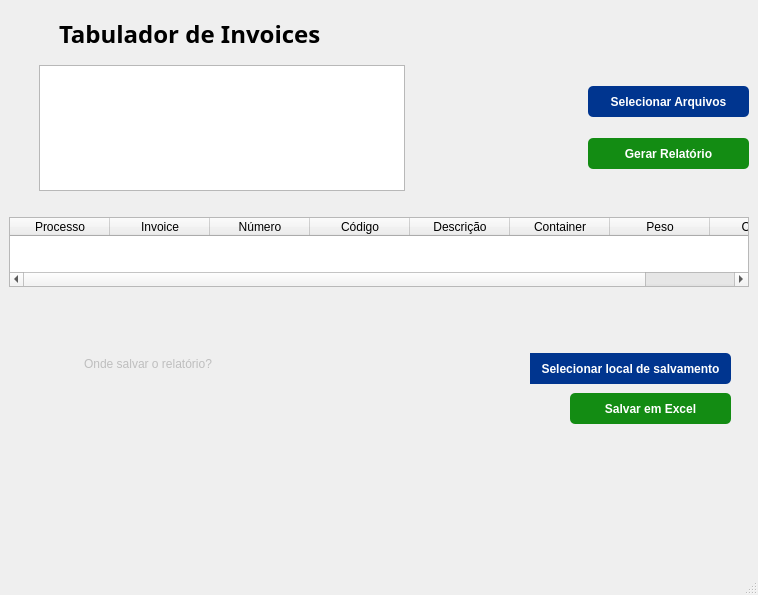
Old version of the form layout.ui in the repository finpama/RelatorioInvoices.
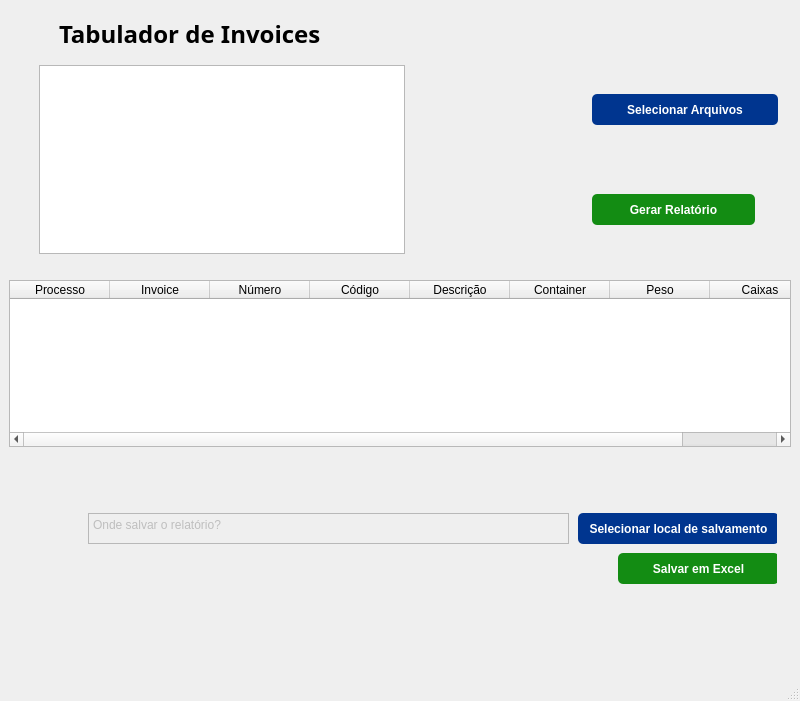
New version of the form.

Commit message: Finalizando layout e função de selecionar arquivos

What changed in the file:
```diff
--- a/layout.ui
+++ b/layout.ui
@@ -6,8 +6,8 @@
    <rect>
     <x>0</x>
     <y>0</y>
-    <width>758</width>
-    <height>595</height>
+    <width>800</width>
+    <height>701</height>
    </rect>
   </property>
   <property name="sizePolicy">
@@ -18,8 +18,8 @@
   </property>
   <property name="minimumSize">
    <size>
-    <width>119</width>
-    <height>56</height>
+    <width>740</width>
+    <height>450</height>
    </size>
   </property>
   <property name="windowTitle">
@@ -38,6 +38,93 @@
    <layout class="QHBoxLayout" name="horizontalLayout_2">
     <item>
      <layout class="QGridLayout" name="gridLayout">
+      <item row="6" column="0">
+       <layout class="QHBoxLayout" name="horizontalLayout_5">
+        <item>
+         <widget class="QTableWidget" name="DataTable">
+          <property name="enabled">
+           <bool>true</bool>
+          </property>
+          <property name="sizePolicy">
+           <sizepolicy hsizetype="MinimumExpanding" vsizetype="Maximum">
+            <horstretch>0</horstretch>
+            <verstretch>0</verstretch>
+           </sizepolicy>
+          </property>
+          <property name="minimumSize">
+           <size>
+            <width>0</width>
+            <height>24</height>
+           </size>
+          </property>
+          <property name="maximumSize">
+           <size>
+            <width>16777215</width>
+            <height>300</height>
+           </size>
+          </property>
+          <property name="sizeAdjustPolicy">
+           <enum>QAbstractScrollArea::SizeAdjustPolicy::AdjustToContents</enum>
+          </property>
+          <property name="dragEnabled">
+           <bool>true</bool>
+          </property>
+          <property name="showGrid">
+           <bool>true</bool>
+          </property>
+          <property name="gridStyle">
+           <enum>Qt::PenStyle::SolidLine</enum>
+          </property>
+          <property name="sortingEnabled">
+           <bool>true</bool>
+          </property>
+          <property name="cornerButtonEnabled">
+           <bool>true</bool>
+          </property>
+          <column>
+           <property name="text">
+            <string>Processo</string>
+           </property>
+          </column>
+          <column>
+           <property name="text">
+            <string>Invoice</string>
+           </property>
+          </column>
+          <column>
+           <property name="text">
+            <string>Número</string>
+           </property>
+          </column>
+          <column>
+           <property name="text">
+            <string>Código</string>
+           </property>
+          </column>
+          <column>
+           <property name="text">
+            <string>Descrição</string>
+           </property>
+          </column>
+          <column>
+           <property name="text">
+            <string>Container</string>
+           </property>
+          </column>
+          <column>
+           <property name="text">
+            <string>Peso</string>
+           </property>
+          </column>
+          <column>
+           <property name="text">
+            <string>Caixas</string>
+           </property>
+          </column>
+         </widget>
+        </item>
+       </layout>
+      </item>
       <item row="2" column="0">
        <layout class="QHBoxLayout" name="horizontalLayout">
         <property name="spacing">
@@ -96,13 +183,13 @@
           <property name="minimumSize">
            <size>
             <width>366</width>
-            <height>126</height>
+            <height>189</height>
            </size>
           </property>
           <property name="maximumSize">
            <size>
             <width>16777215</width>
-            <height>500</height>
+            <height>189</height>
            </size>
           </property>
          </widget>
@@ -112,6 +199,45 @@
           <property name="sizeConstraint">
            <enum>QLayout::SetFixedSize</enum>
           </property>
+          <property name="rightMargin">
+           <number>13</number>
+          </property>
+          <item row="0" column="1">
+           <widget class="QPushButton" name="FileButton">
+            <property name="sizePolicy">
+             <sizepolicy hsizetype="MinimumExpanding" vsizetype="Preferred">
+              <horstretch>0</horstretch>
+              <verstretch>0</verstretch>
+             </sizepolicy>
+            </property>
+            <property name="minimumSize">
+             <size>
+              <width>163</width>
+              <height>31</height>
+             </size>
+            </property>
+            <property name="maximumSize">
+             <size>
+              <width>195</width>
+              <height>31</height>
+             </size>
+            </property>
+            <property name="cursor">
+             <cursorShape>PointingHandCursor</cursorShape>
+            </property>
+            <property name="styleSheet">
+             <string notr="true">border-radius: 5px;
+
+
+background-color: #00358F;
+font-weight: bold;
+color: white;</string>
+            </property>
+            <property name="text">
+             <string>Selecionar Arquivos</string>
+            </property>
+           </widget>
+          </item>
           <item row="1" column="0">
            <widget class="QWidget" name="widget" native="true">
             <property name="sizePolicy">
@@ -132,141 +258,90 @@
             </property>
            </widget>
           </item>
-          <item row="0" column="1">
-           <widget class="QPushButton" name="pushButton">
-            <property name="sizePolicy">
-             <sizepolicy hsizetype="MinimumExpanding" vsizetype="Preferred">
-              <horstretch>0</horstretch>
-              <verstretch>0</verstretch>
-             </sizepolicy>
-            </property>
-            <property name="maximumSize">
-             <size>
-              <width>161</width>
-              <height>31</height>
-             </size>
-            </property>
-            <property name="cursor">
-             <cursorShape>PointingHandCursor</cursorShape>
-            </property>
-            <property name="styleSheet">
-             <string notr="true">border-radius: 5px;
-
-
-background-color: #00358F;
-font-weight: bold;
-color: white;</string>
-            </property>
-            <property name="text">
-             <string>Selecionar Arquivos</string>
-            </property>
-           </widget>
-          </item>
           <item row="1" column="1">
-           <widget class="QPushButton" name="pushButton_6">
-            <property name="sizePolicy">
-             <sizepolicy hsizetype="Preferred" vsizetype="Preferred">
-              <horstretch>0</horstretch>
-              <verstretch>0</verstretch>
-             </sizepolicy>
+           <layout class="QVBoxLayout" name="verticalLayout">
+            <property name="topMargin">
+             <number>40</number>
             </property>
-            <property name="minimumSize">
-             <size>
-              <width>27</width>
-              <height>0</height>
-             </size>
-            </property>
-            <property name="maximumSize">
-             <size>
-              <width>161</width>
-              <height>31</height>
-             </size>
-            </property>
-            <property name="cursor">
-             <cursorShape>PointingHandCursor</cursorShape>
-            </property>
-            <property name="styleSheet">
-             <string notr="true">border-radius: 5px;
+            <item>
+             <widget class="QPushButton" name="GenerateButton">
+              <property name="sizePolicy">
+               <sizepolicy hsizetype="Preferred" vsizetype="Preferred">
+                <horstretch>0</horstretch>
+                <verstretch>0</verstretch>
+               </sizepolicy>
+              </property>
+              <property name="minimumSize">
+               <size>
+                <width>163</width>
+                <height>31</height>
+               </size>
+              </property>
+              <property name="maximumSize">
+               <size>
+                <width>163</width>
+                <height>31</height>
+               </size>
+              </property>
+              <property name="cursor">
+               <cursorShape>PointingHandCursor</cursorShape>
+              </property>
+              <property name="styleSheet">
+               <string notr="true">border-radius: 5px;
 
 
 background-color: rgb(19, 140, 19);
 font-weight: bold;
 color: white;</string>
-            </property>
-            <property name="text">
-             <string>Gerar Relatório</string>
-            </property>
-           </widget>
+              </property>
+              <property name="text">
+               <string>Gerar Relatório</string>
+              </property>
+              <property name="checkable">
+               <bool>false</bool>
+              </property>
+              <property name="default">
+               <bool>false</bool>
+              </property>
+             </widget>
+            </item>
+           </layout>
           </item>
          </layout>
         </item>
        </layout>
       </item>
-      <item row="6" column="0">
-       <layout class="QHBoxLayout" name="horizontalLayout_5">
-        <item>
-         <widget class="QTableWidget" name="tableWidget">
-          <property name="sizePolicy">
-           <sizepolicy hsizetype="MinimumExpanding" vsizetype="Maximum">
-            <horstretch>0</horstretch>
-            <verstretch>0</verstretch>
-           </sizepolicy>
-          </property>
-          <property name="minimumSize">
-           <size>
-            <width>0</width>
-            <height>24</height>
-           </size>
-          </property>
-          <property name="sizeAdjustPolicy">
-           <enum>QAbstractScrollArea::AdjustToContents</enum>
-          </property>
-          <column>
-           <property name="text">
-            <string>Processo</string>
-           </property>
-          </column>
-          <column>
-           <property name="text">
-            <string>Invoice</string>
-           </property>
-          </column>
-          <column>
-           <property name="text">
-            <string>Número</string>
-           </property>
-          </column>
-          <column>
-           <property name="text">
-            <string>Código</string>
-           </property>
-          </column>
-          <column>
-           <property name="text">
-            <string>Descrição</string>
-           </property>
-          </column>
-          <column>
-           <property name="text">
-            <string>Container</string>
-           </property>
-          </column>
-          <column>
-           <property name="text">
-            <string>Peso</string>
-           </property>
-          </column>
-          <column>
-           <property name="text">
-            <string>Caixas</string>
-           </property>
-          </column>
-         </widget>
-        </item>
-       </layout>
+      <item row="5" column="0">
+       <spacer name="horizontalSpacer_2">
+        <property name="orientation">
+         <enum>Qt::Orientation::Horizontal</enum>
+        </property>
+        <property name="sizeHint" stdset="0">
+         <size>
+          <width>40</width>
+          <height>20</height>
+         </size>
+        </property>
+       </spacer>
+      </item>
+      <item row="7" column="0">
+       <spacer name="horizontalSpacer">
+        <property name="orientation">
+         <enum>Qt::Orientation::Horizontal</enum>
+        </property>
+        <property name="sizeHint" stdset="0">
+         <size>
+          <width>40</width>
+          <height>50</height>
+         </size>
+        </property>
+       </spacer>
       </item>
       <item row="8" column="0">
        <layout class="QHBoxLayout" name="horizontalLayout_7">
+        <property name="rightMargin">
+         <number>14</number>
+        </property>
         <item>
          <widget class="QWidget" name="widget_2" native="true">
           <property name="sizePolicy">
@@ -294,7 +369,7 @@
           <widget class="QPushButton" name="pushButton_5">
            <property name="geometry">
             <rect>
-             <x>530</x>
+             <x>550</x>
              <y>50</y>
              <width>161</width>
              <height>31</height>
@@ -318,7 +393,7 @@
           <widget class="QPushButton" name="pushButton_2">
            <property name="geometry">
             <rect>
-             <x>490</x>
+             <x>510</x>
              <y>10</y>
              <width>201</width>
              <height>31</height>
@@ -328,10 +403,7 @@
             <cursorShape>PointingHandCursor</cursorShape>
            </property>
            <property name="styleSheet">
-            <string notr="true">border-top-right-radius: 5px;
-border-bottom-right-radius: 5px;
-border-bottom-left-radius: 0px;
-border-top-left-radius: 0px;
+            <string notr="true">border-radius: 5px;
 
 
 
@@ -349,9 +421,9 @@
            </property>
            <property name="geometry">
             <rect>
-             <x>40</x>
+             <x>20</x>
              <y>10</y>
-             <width>461</width>
+             <width>481</width>
              <height>31</height>
             </rect>
            </property>
@@ -359,11 +431,13 @@
             <string/>
            </property>
            <property name="styleSheet">
-            <string notr="true">border-top-right-radius: 0px;
-border-bottom-right-radius: 0px;
-border-bottom-left-radius: 5px;
-border-top-left-radius: 5px;
-</string>
+            <string notr="true"/>
+           </property>
+           <property name="lineWidth">
+            <number>1</number>
+           </property>
+           <property name="readOnly">
+            <bool>false</bool>
            </property>
            <property name="plainText">
             <string>Onde salvar o relatório?</string>
```
Left out of the diff: 56 changed lines with no effect on the pictures. The commit also changes 4 other files.
